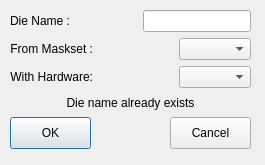
This is src/ATE/org/actions/new/die/NewDieWizard.ui in goanpeca/ATE.org as Qt 5 draws it before an edit. The edited form follows.
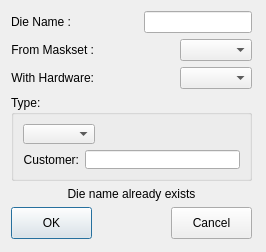
This is the edited form.

The edit to the form file:
```diff
--- a/src/ATE/org/actions/new/die/NewDieWizard.ui
+++ b/src/ATE/org/actions/new/die/NewDieWizard.ui
@@ -6,23 +6,23 @@
    <rect>
     <x>0</x>
     <y>0</y>
-    <width>265</width>
-    <height>165</height>
+    <width>266</width>
+    <height>252</height>
    </rect>
   </property>
   <property name="windowTitle">
    <string>Dialog</string>
   </property>
-  <widget class="QWidget" name="">
+  <widget class="QWidget" name="layoutWidget">
    <property name="geometry">
     <rect>
-     <x>10</x>
-     <y>10</y>
+     <x>11</x>
+     <y>11</y>
      <width>241</width>
-     <height>139</height>
+     <height>228</height>
     </rect>
    </property>
-   <layout class="QVBoxLayout" name="verticalLayout">
+   <layout class="QVBoxLayout" name="verticalLayout_2">
     <item>
      <layout class="QHBoxLayout" name="horizontalLayout">
       <item>
@@ -113,6 +113,52 @@
       </item>
      </layout>
     </item>
+    <item>
+     <widget class="QGroupBox" name="groupBox">
+      <property name="title">
+       <string>Type:</string>
+      </property>
+      <layout class="QVBoxLayout" name="verticalLayout">
+       <item>
+        <layout class="QHBoxLayout" name="horizontalLayout_6">
+         <item>
+          <widget class="QComboBox" name="Type"/>
+         </item>
+         <item>
+          <spacer name="horizontalSpacer_5">
+           <property name="orientation">
+            <enum>Qt::Horizontal</enum>
+           </property>
+           <property name="sizeHint" stdset="0">
+            <size>
+             <width>40</width>
+             <height>20</height>
+            </size>
+           </property>
+          </spacer>
+         </item>
+        </layout>
+       </item>
+       <item>
+        <layout class="QHBoxLayout" name="horizontalLayout_5">
+         <item>
+          <widget class="QLabel" name="CustomerLabel">
+           <property name="text">
+            <string>Customer:</string>
+           </property>
+           <property name="alignment">
+            <set>Qt::AlignRight|Qt::AlignTrailing|Qt::AlignVCenter</set>
+           </property>
+          </widget>
+         </item>
+         <item>
+          <widget class="QLineEdit" name="Customer"/>
+         </item>
+        </layout>
+       </item>
+      </layout>
+     </widget>
+    </item>
     <item>
      <widget class="QLabel" name="Feedback">
       <property name="text">
```
